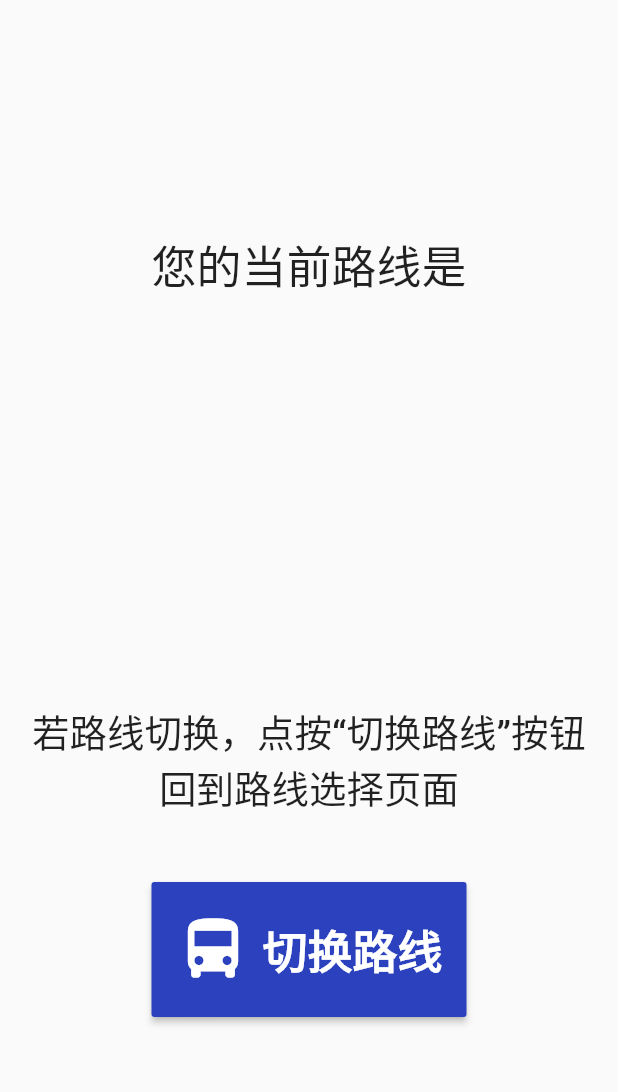
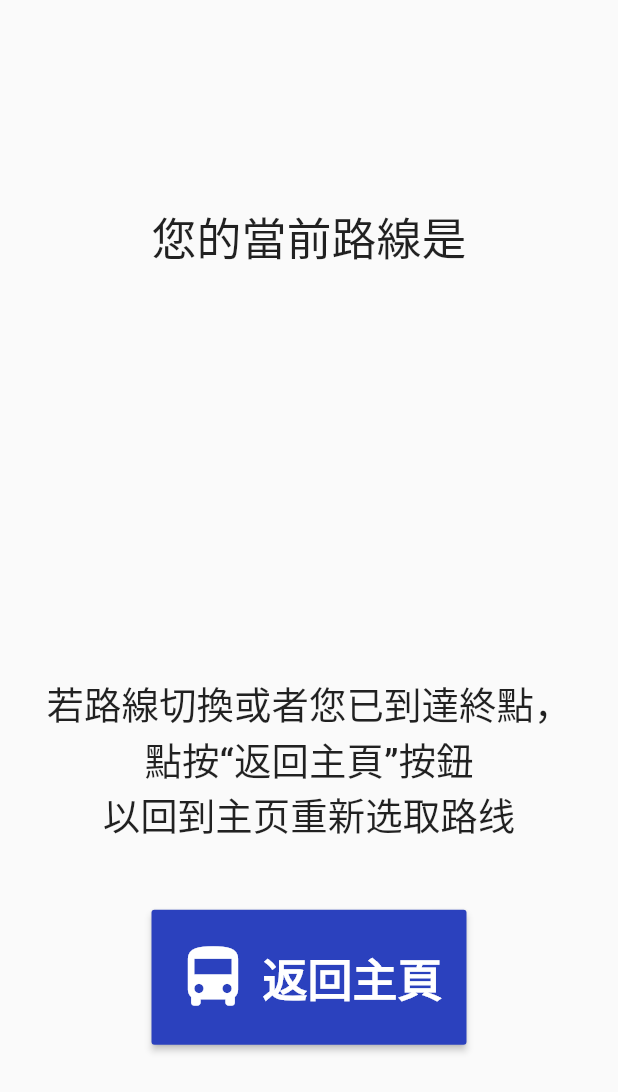
Before and after one commit to Myheartdies/tracubus-busside, a Flutter app: the OnGoing screen opened directly with empty values, on a phone screen of 412 x 824 dp. Shown: the top 1092 px of the screen. Run offline on Flutter 3.47's test engine with Material 2 defaults, Android fonts, the phone set to English and light mode, and no system bars; our stand-ins replace device_info_plus, location; network calls fail.

Commit message:
Improve the wording of messages, changed the text font to traditional Chinese

```diff
--- a/lib/home_page.dart
+++ b/lib/home_page.dart
@@ -25,7 +25,7 @@ class _MyHomePageState extends State<MyHomePage> {
     return SafeArea(
       child: Scaffold(
         appBar: AppBar(
-          title: const Text("选择你的路线"),
+          title: const Text("選擇你的路線"),
           //The button here is for debug purpose
           leading: recordButton(), //TODO: Remove it when release
         ),
--- a/lib/ongoing.dart
+++ b/lib/ongoing.dart
@@ -79,7 +79,7 @@ class _OnGoingState extends State<OnGoing> {
     });
 
     connect(uri);
-    _timer = Timer.periodic(const Duration(milliseconds: 1300), (timer) {
+    _timer = Timer.periodic(const Duration(milliseconds: 1100), (timer) {
       currentStop =
           resolver.resolve(_locationData.latitude!, _locationData.longitude!);
       if (status == "no") {
@@ -200,7 +200,7 @@ class _OnGoingState extends State<OnGoing> {
                 alignment: Alignment.center,
                 child: const Text(
                   '''
-您的当前路线是
+您的當前路線是
 ''',
                   textAlign: TextAlign.center,
                   style: TextStyle(
@@ -215,8 +215,9 @@ class _OnGoingState extends State<OnGoing> {
                 alignment: Alignment.center,
                 child: const Text(
                   '''
-若路线切换，点按“切换路线”按钮
-回到路线选择页面
+若路線切換或者您已到達終點，
+點按“返回主頁”按鈕
+以回到主页重新选取路线
 ''',
                   textAlign: TextAlign.center,
                   style: TextStyle(
@@ -236,7 +237,7 @@ class _OnGoingState extends State<OnGoing> {
                 ),
                 icon: const Icon(Icons.directions_bus, size: 50),
                 label: const Text(
-                  "切换路线",
+                  "返回主頁",
                   style: TextStyle(
                     fontSize: 30,
                     fontWeight: FontWeight.bold,
--- a/lib/stop_resolver.dart
+++ b/lib/stop_resolver.dart
@@ -35,7 +35,7 @@ class StopResolver {
 
   int resolve(double currentLati, double currentLongi) {
     var currentp = point(currentLati, currentLongi);
-    int closest = findClosest(currentp, _stops + _jumpPoints, 0.000000001);
+    int closest = findClosest(currentp, _stops + _jumpPoints, 0.0000000001);
     if (closest >= _stops.length) {
       if (!detecting[closest - _stops.length]) {
         return current;
```
Also changed, not shown: pubspec.lock.
